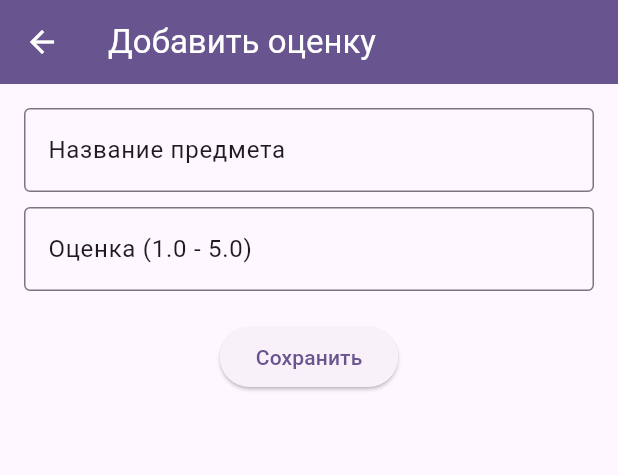
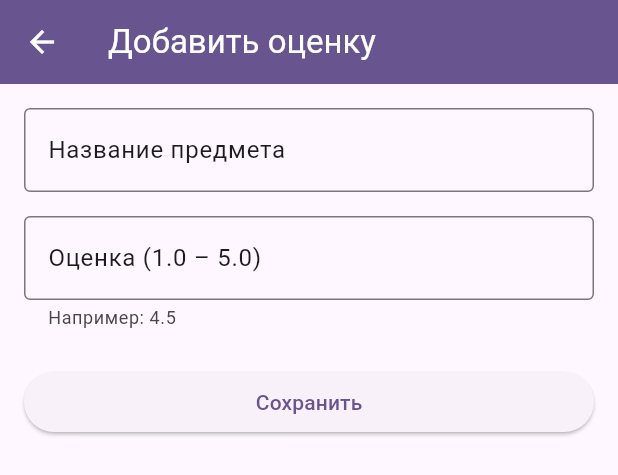
Before and after one commit to vasich122/Flutter_practice, a Flutter app: the GradesContainer widget shown alone on an empty page, opened directly, after a tap on "Добавить предмет", on a phone screen of 412 x 824 dp. Shown: the top 475 px of the screen. Run offline on Flutter 3.47's test engine with Material 3 defaults, Android fonts, the phone set to English and light mode, and no system bars; our stand-ins replace cached_network_image; network calls fail.

Commit message:
Реализация вертикальной навигации в grade_screen.dart и grade_form_screen.dart

```diff
--- a/lib/features/grade/screens/grade_form_screen.dart
+++ b/lib/features/grade/screens/grade_form_screen.dart
@@ -1,15 +1,10 @@
+// lib/features/grade/screens/grade_form_screen.dart
 import 'package:flutter/material.dart';
 import '../models/grade_model.dart';
+import 'package:flutter/services.dart';
 
 class GradeFormScreen extends StatefulWidget {
-  final void Function(String subject, double grade) onSave;
-  final VoidCallback onCancel;
-
-  const GradeFormScreen({
-    super.key,
-    required this.onSave,
-    required this.onCancel,
-  });
+  const GradeFormScreen({super.key});
 
   @override
   State<GradeFormScreen> createState() => _GradeFormScreenState();
@@ -22,17 +17,42 @@ class _GradeFormScreenState extends State<GradeFormScreen> {
   void _submit() {
     final subject = _subjectController.text.trim();
     final gradeText = _gradeController.text.trim();
+    if (subject.isEmpty) {
+      _showError('Введите название предмета');
+      return;
+    }
+
     final grade = double.tryParse(gradeText);
+    if (grade == null || grade < 1.0 || grade > 5.0) {
+      _showError('Оценка должна быть от 1.0 до 5.0');
+      return;
+    }
 
-    if (subject.isNotEmpty && grade != null && grade >= 1.0 && grade <= 5.0) {
-      widget.onSave(subject, grade); // Сохраняем через контейнер
-      _subjectController.clear();
-      _gradeController.clear();
-    }
+    final newGrade = GradeModel(
+      id: DateTime.now().millisecondsSinceEpoch.toString(),
+      subject: subject,
+      grade: grade,
+    );
+
+    Navigator.pop(context, newGrade);
   }
 
-  void _cancel() {
-    widget.onCancel(); // Вызываем метод контейнера для возврата к списку
+  void _showError(String message) {
+    ScaffoldMessenger.of(context).hideCurrentSnackBar();
+    ScaffoldMessenger.of(context).showSnackBar(
+      SnackBar(
+        content: Text(message),
+        backgroundColor: Theme.of(context).colorScheme.error,
+        duration: const Duration(seconds: 2),
+      ),
+    );
+  }
+
+  @override
+  void dispose() {
+    _subjectController.dispose();
+    _gradeController.dispose();
+    super.dispose();
   }
 
   @override
@@ -44,34 +64,36 @@ class _GradeFormScreenState extends State<GradeFormScreen> {
         title: const Text('Добавить оценку'),
         backgroundColor: colorScheme.primary,
         foregroundColor: colorScheme.onPrimary,
-        leading: IconButton(
-          icon: const Icon(Icons.arrow_back),
-          onPressed: _cancel,
-        ),
       ),
       body: Padding(
         padding: const EdgeInsets.all(16.0),
         child: Column(
+          crossAxisAlignment: CrossAxisAlignment.stretch,
           children: [
             TextField(
               controller: _subjectController,
+              textCapitalization: TextCapitalization.words,
               decoration: InputDecoration(
                 border: const OutlineInputBorder(),
                 labelText: 'Название предмета',
                 labelStyle: TextStyle(color: colorScheme.onSurface),
               ),
             ),
-            const SizedBox(height: 10),
+            const SizedBox(height: 16),
             TextField(
               controller: _gradeController,
-              keyboardType: TextInputType.number,
+              keyboardType: const TextInputType.numberWithOptions(decimal: true),
+              inputFormatters: [
+                FilteringTextInputFormatter.allow(RegExp(r'^\d*\.?\d{0,1}')),
+              ],
               decoration: InputDecoration(
                 border: const OutlineInputBorder(),
-                labelText: 'Оценка (1.0 - 5.0)',
+                labelText: 'Оценка (1.0 – 5.0)',
                 labelStyle: TextStyle(color: colorScheme.onSurface),
+                helperText: 'Например: 4.5',
               ),
             ),
-            const SizedBox(height: 20),
+            const SizedBox(height: 24),
             ElevatedButton(
               onPressed: _submit,
               child: const Text('Сохранить'),
--- a/lib/features/grade/screens/grade_screen.dart
+++ b/lib/features/grade/screens/grade_screen.dart
@@ -1,17 +1,19 @@
+// lib/features/grade/screens/grade_screen.dart
 import 'package:flutter/material.dart';
 import '../models/grade_model.dart';
+import 'grade_form_screen.dart';
 
 class GradeScreen extends StatelessWidget {
   final List<GradeModel> grades;
   final double averageGrade;
-  final VoidCallback onAddTap;
+  final ValueChanged<GradeModel> onGradeAdded;
   final ValueChanged<String> onRemove;
 
   const GradeScreen({
     super.key,
     required this.grades,
     required this.averageGrade,
-    required this.onAddTap,
+    required this.onGradeAdded,
     required this.onRemove,
   });
 
@@ -23,13 +25,7 @@ class GradeScreen extends StatelessWidget {
     const String gradeImageUrl =
         'https://img.icons8.com/?size=1200&id=uAfcxibacUgO&format=jpg';
 
-    return Scaffold(
-      appBar: AppBar(
-        title: const Text('Средний балл и предметы'),
-        backgroundColor: colorScheme.primary,
-        foregroundColor: colorScheme.onPrimary,
-      ),
-      body: SingleChildScrollView(
+    return SingleChildScrollView(
       padding: const EdgeInsets.all(16.0),
       child: Column(
         children: [
@@ -48,20 +44,30 @@ class GradeScreen extends StatelessWidget {
           ),
           const SizedBox(height: 20),
           ElevatedButton(
-              onPressed: onAddTap,
+            onPressed: () async {
+              final GradeModel? newGrade = await Navigator.push(
+                context,
+                MaterialPageRoute(builder: (_) => const GradeFormScreen()),
+              );
+              if (newGrade != null) {
+                onGradeAdded(newGrade);
+              }
+            },
             child: const Text('Добавить предмет'),
           ),
           const SizedBox(height: 20),
           SizedBox(
             height: 300,
             child: ListView.builder(
+              shrinkWrap: true,
+              physics: const NeverScrollableScrollPhysics(),
               itemCount: grades.length,
               itemBuilder: (context, index) {
                 final grade = grades[index];
                 return ListTile(
                   title: Text('${grade.subject} - ${grade.grade}'),
                   trailing: IconButton(
-                      icon: const Icon(Icons.delete),
+                    icon: const Icon(Icons.delete, color: Colors.red),
                     onPressed: () => onRemove(grade.id),
                   ),
                 );
@@ -70,7 +76,6 @@ class GradeScreen extends StatelessWidget {
           ),
         ],
       ),
-      ),
     );
   }
 }
--- a/lib/features/grade/state/grades_container.dart
+++ b/lib/features/grade/state/grades_container.dart
@@ -1,9 +1,8 @@
+// lib/features/grade/state/grades_container.dart
 import 'package:flutter/material.dart';
 import '../models/grade_model.dart';
 import '../screens/grade_screen.dart';
-import '../screens/grade_form_screen.dart';
-
-enum GradesScreen { list, form }
+// Убираем импорт grade_form_screen — он вызывается через Navigator
 
 class GradesContainer extends StatefulWidget {
   const GradesContainer({super.key});
@@ -13,36 +12,16 @@ class GradesContainer extends StatefulWidget {
 }
 
 class _GradesContainerState extends State<GradesContainer> {
-  GradesScreen _currentScreen = GradesScreen.list;
   final List<GradeModel> _grades = [];
   double _averageGrade = 0;
 
   GradeModel? _recentlyDeleted;
   int? _recentlyDeletedIndex;
 
-  void _showForm() {
+  void _addGrade(GradeModel grade) {
     setState(() {
-      _currentScreen = GradesScreen.form;
-    });
-  }
-
-  void _showList() {
-    setState(() {
-      _currentScreen = GradesScreen.list;
-    });
-  }
-
-  void _addGrade(String subject, double grade) {
-    final newGrade = GradeModel(
-      id: DateTime.now().microsecondsSinceEpoch.toString(),
-      subject: subject,
-      grade: grade,
-    );
-
-    setState(() {
-      _grades.add(newGrade);
+      _grades.add(grade);
       _calculateAverage();
-      _currentScreen = GradesScreen.list;
     });
   }
 
@@ -87,23 +66,11 @@ class _GradesContainerState extends State<GradesContainer> {
 
   @override
   Widget build(BuildContext context) {
-    Widget body = _currentScreen == GradesScreen.list
-        ? GradeScreen(
+    return GradeScreen(
       grades: _grades,
       averageGrade: _averageGrade,
-      onAddTap: _showForm,
+      onGradeAdded: _addGrade,     // теперь принимает GradeModel
       onRemove: _removeGrade,
-    )
-        : GradeFormScreen(
-      onSave: _addGrade,
-      onCancel: _showList,
-    );
-
-    return Scaffold(
-      body: AnimatedSwitcher(
-        duration: const Duration(milliseconds: 300),
-        child: body,
-      ),
     );
   }
 }
```
Also changed, not shown: 2 other files. Lines whose indentation alone changed are shown as unchanged.
